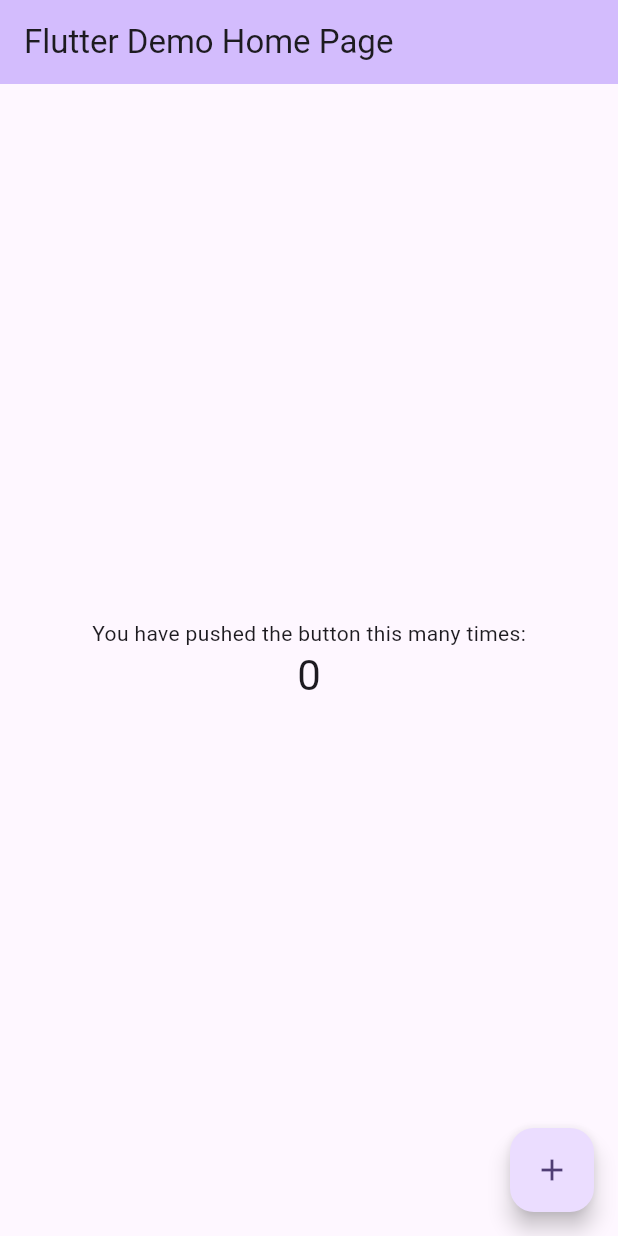
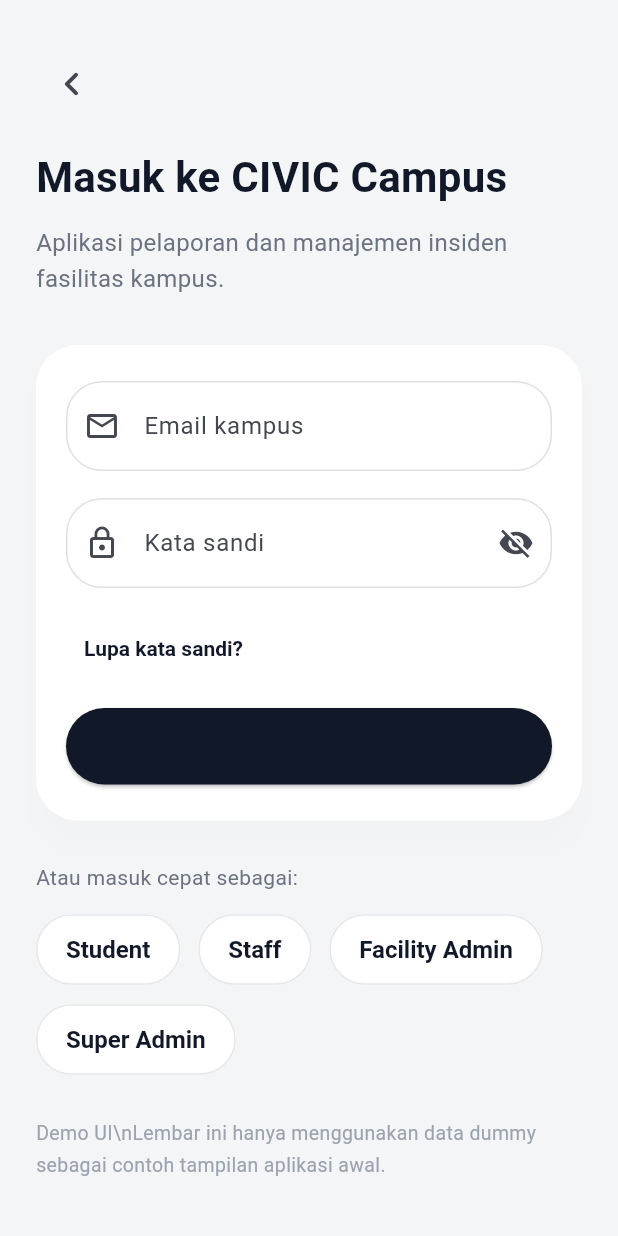
Before and after one commit to Nyot-Nyot/civic_campus, a Flutter app: the screen it shows after launch, on a phone screen of 412 x 824 dp. Run offline on Flutter 3.47's test engine with Material 3 defaults, Android fonts, the phone set to English and light mode, and no system bars.

Commit message:
Implement initial app structure with splash and login screens

```diff
--- /dev/null
+++ b/lib/app.dart
@@ -0,0 +1,23 @@
+import 'package:flutter/material.dart';
+
+import 'screens/login_screen.dart';
+import 'screens/splash_screen.dart';
+import 'theme/app_theme.dart';
+
+class CivicCampusApp extends StatelessWidget {
+  const CivicCampusApp({super.key});
+
+  @override
+  Widget build(BuildContext context) {
+    return MaterialApp(
+      title: 'CIVIC Campus',
+      debugShowCheckedModeBanner: false,
+      theme: CivicCampusTheme.themeData,
+      initialRoute: SplashScreen.routeName,
+      routes: {
+        SplashScreen.routeName: (context) => const SplashScreen(),
+        LoginScreen.routeName: (context) => const LoginScreen(),
+      },
+    );
+  }
+}
--- a/lib/main.dart
+++ b/lib/main.dart
@@ -1,122 +1,6 @@
+import 'package:civic_campus/app.dart';
 import 'package:flutter/material.dart';
 
 void main() {
-  runApp(const MyApp());
+  runApp(const CivicCampusApp());
 }
-
-class MyApp extends StatelessWidget {
-  const MyApp({super.key});
-
-  // This widget is the root of your application.
-  @override
-  Widget build(BuildContext context) {
-    return MaterialApp(
-      title: 'Flutter Demo',
-      theme: ThemeData(
-        // This is the theme of your application.
-        //
-        // TRY THIS: Try running your application with "flutter run". You'll see
-        // the application has a purple toolbar. Then, without quitting the app,
-        // try changing the seedColor in the colorScheme below to Colors.green
-        // and then invoke "hot reload" (save your changes or press the "hot
-        // reload" button in a Flutter-supported IDE, or press "r" if you used
-        // the command line to start the app).
-        //
-        // Notice that the counter didn't reset back to zero; the application
-        // state is not lost during the reload. To reset the state, use hot
-        // restart instead.
-        //
-        // This works for code too, not just values: Most code changes can be
-        // tested with just a hot reload.
-        colorScheme: .fromSeed(seedColor: Colors.deepPurple),
-      ),
-      home: const MyHomePage(title: 'Flutter Demo Home Page'),
-    );
-  }
-}
-
-class MyHomePage extends StatefulWidget {
-  const MyHomePage({super.key, required this.title});
-
-  // This widget is the home page of your application. It is stateful, meaning
-  // that it has a State object (defined below) that contains fields that affect
-  // how it looks.
-
-  // This class is the configuration for the state. It holds the values (in this
-  // case the title) provided by the parent (in this case the App widget) and
-  // used by the build method of the State. Fields in a Widget subclass are
-  // always marked "final".
-
-  final String title;
-
-  @override
-  State<MyHomePage> createState() => _MyHomePageState();
-}
-
-class _MyHomePageState extends State<MyHomePage> {
-  int _counter = 0;
-
-  void _incrementCounter() {
-    setState(() {
-      // This call to setState tells the Flutter framework that something has
-      // changed in this State, which causes it to rerun the build method below
-      // so that the display can reflect the updated values. If we changed
-      // _counter without calling setState(), then the build method would not be
-      // called again, and so nothing would appear to happen.
-      _counter++;
-    });
-  }
-
-  @override
-  Widget build(BuildContext context) {
-    // This method is rerun every time setState is called, for instance as done
-    // by the _incrementCounter method above.
-    //
-    // The Flutter framework has been optimized to make rerunning build methods
-    // fast, so that you can just rebuild anything that needs updating rather
-    // than having to individually change instances of widgets.
-    return Scaffold(
-      appBar: AppBar(
-        // TRY THIS: Try changing the color here to a specific color (to
-        // Colors.amber, perhaps?) and trigger a hot reload to see the AppBar
-        // change color while the other colors stay the same.
-        backgroundColor: Theme.of(context).colorScheme.inversePrimary,
-        // Here we take the value from the MyHomePage object that was created by
-        // the App.build method, and use it to set our appbar title.
-        title: Text(widget.title),
-      ),
-      body: Center(
-        // Center is a layout widget. It takes a single child and positions it
-        // in the middle of the parent.
-        child: Column(
-          // Column is also a layout widget. It takes a list of children and
-          // arranges them vertically. By default, it sizes itself to fit its
-          // children horizontally, and tries to be as tall as its parent.
-          //
-          // Column has various properties to control how it sizes itself and
-          // how it positions its children. Here we use mainAxisAlignment to
-          // center the children vertically; the main axis here is the vertical
-          // axis because Columns are vertical (the cross axis would be
-          // horizontal).
-          //
-          // TRY THIS: Invoke "debug painting" (choose the "Toggle Debug Paint"
-          // action in the IDE, or press "p" in the console), to see the
-          // wireframe for each widget.
-          mainAxisAlignment: .center,
-          children: [
-            const Text('You have pushed the button this many times:'),
-            Text(
-              '$_counter',
-              style: Theme.of(context).textTheme.headlineMedium,
-            ),
-          ],
-        ),
-      ),
-      floatingActionButton: FloatingActionButton(
-        onPressed: _incrementCounter,
-        tooltip: 'Increment',
-        child: const Icon(Icons.add),
-      ),
-    );
-  }
-}
--- /dev/null
+++ b/lib/screens/login_screen.dart
@@ -0,0 +1,219 @@
+import 'package:civic_campus/theme/app_theme.dart';
+import 'package:flutter/foundation.dart';
+import 'package:flutter/material.dart';
+
+// Enable only when actively debugging login UI locally.
+// Keep false for normal development and production builds.
+const bool kEnableDeveloperAutofill = false;
+
+class LoginScreen extends StatefulWidget {
+  static const routeName = '/login';
+
+  const LoginScreen({super.key});
+
+  @override
+  State<LoginScreen> createState() => _LoginScreenState();
+}
+
+class _LoginScreenState extends State<LoginScreen> {
+  final _formKey = GlobalKey<FormState>();
+  final _emailController = TextEditingController();
+  final _passwordController = TextEditingController();
+  bool _isPasswordVisible = false;
+
+  @override
+  void initState() {
+    super.initState();
+    if (kDebugMode && kEnableDeveloperAutofill) {
+      _emailController.text = 'developer@example.com';
+      _passwordController.text = 'password123';
+    }
+  }
+
+  @override
+  void dispose() {
+    _emailController.dispose();
+    _passwordController.dispose();
+    super.dispose();
+  }
+
+  void _onLoginPressed() {
+    if (_formKey.currentState?.validate() ?? false) {
+      ScaffoldMessenger.of(context).showSnackBar(
+        const SnackBar(
+          content: Text('Login berhasil — ini mockup UI dummy saja.'),
+        ),
+      );
+    }
+  }
+
+  @override
+  Widget build(BuildContext context) {
+    return Scaffold(
+      body: SafeArea(
+        child: SingleChildScrollView(
+          padding: const EdgeInsets.symmetric(horizontal: 24, vertical: 32),
+          child: Column(
+            crossAxisAlignment: CrossAxisAlignment.start,
+            children: [
+              IconButton(
+                onPressed: () => Navigator.of(context).maybePop(),
+                icon: const Icon(Icons.chevron_left_rounded, size: 32),
+                tooltip: 'Kembali',
+              ),
+              const SizedBox(height: 18),
+              const Text(
+                'Masuk ke CIVIC Campus',
+                style: TextStyle(
+                  fontSize: 28,
+                  fontWeight: FontWeight.bold,
+                  letterSpacing: 0.2,
+                ),
+              ),
+              const SizedBox(height: 12),
+              const Text(
+                'Aplikasi pelaporan dan manajemen insiden fasilitas kampus.',
+                style: TextStyle(
+                  color: Color(0xFF6B7280),
+                  fontSize: 16,
+                  height: 1.5,
+                ),
+              ),
+              const SizedBox(height: 32),
+              Card(
+                margin: EdgeInsets.zero,
+                child: Padding(
+                  padding: const EdgeInsets.symmetric(
+                    horizontal: 20,
+                    vertical: 24,
+                  ),
+                  child: Form(
+                    key: _formKey,
+                    child: Column(
+                      crossAxisAlignment: CrossAxisAlignment.stretch,
+                      children: [
+                        TextFormField(
+                          controller: _emailController,
+                          keyboardType: TextInputType.emailAddress,
+                          decoration: const InputDecoration(
+                            labelText: 'Email kampus',
+                            hintText: 'nama@campus.id',
+                            prefixIcon: Icon(Icons.email_outlined),
+                          ),
+                          validator: (value) {
+                            if (value == null || value.trim().isEmpty) {
+                              return 'Email wajib diisi';
+                            }
+                            if (!value.contains('@')) {
+                              return 'Masukkan email yang valid';
+                            }
+                            return null;
+                          },
+                        ),
+                        const SizedBox(height: 18),
+                        TextFormField(
+                          controller: _passwordController,
+                          obscureText: !_isPasswordVisible,
+                          decoration: InputDecoration(
+                            labelText: 'Kata sandi',
+                            prefixIcon: const Icon(Icons.lock_outline),
+                            suffixIcon: IconButton(
+                              icon: Icon(
+                                _isPasswordVisible
+                                    ? Icons.visibility
+                                    : Icons.visibility_off,
+                              ),
+                              onPressed: () {
+                                setState(() {
+                                  _isPasswordVisible = !_isPasswordVisible;
+                                });
+                              },
+                            ),
+                          ),
+                          validator: (value) {
+                            if (value == null || value.trim().isEmpty) {
+                              return 'Kata sandi wajib diisi';
+                            }
+                            if (value.trim().length < 6) {
+                              return 'Minimal 6 karakter';
+                            }
+                            return null;
+                          },
+                        ),
+                        const SizedBox(height: 16),
+                        TextButton(
+                          onPressed: () {
+                            ScaffoldMessenger.of(context).showSnackBar(
+                              const SnackBar(
+                                content: Text(
+                                  'Fitur lupa kata sandi belum tersedia.',
+                                ),
+                              ),
+                            );
+                          },
+                          child: const Align(
+                            alignment: Alignment.centerLeft,
+                            child: Text('Lupa kata sandi?'),
+                          ),
+                        ),
+                        const SizedBox(height: 16),
+                        ElevatedButton(
+                          onPressed: _onLoginPressed,
+                          child: const Text('Masuk'),
+                        ),
+                      ],
+                    ),
+                  ),
+                ),
+              ),
+              const SizedBox(height: 28),
+              const Text(
+                'Atau masuk cepat sebagai:',
+                style: TextStyle(fontSize: 14, color: Color(0xFF6B7280)),
+              ),
+              const SizedBox(height: 14),
+              Wrap(
+                spacing: 12,
+                runSpacing: 12,
+                children: const [
+                  _RoleButton(label: 'Student'),
+                  _RoleButton(label: 'Staff'),
+                  _RoleButton(label: 'Facility Admin'),
+                  _RoleButton(label: 'Super Admin'),
+                ],
+              ),
+              const SizedBox(height: 28),
+              const Text(
+                'Demo UI\\nLembar ini hanya menggunakan data dummy sebagai contoh tampilan aplikasi awal.',
+                style: TextStyle(
+                  color: Color(0xFF9CA3AF),
+                  fontSize: 13,
+                  height: 1.6,
+                ),
+              ),
+            ],
+          ),
+        ),
+      ),
+    );
+  }
+}
+
+class _RoleButton extends StatelessWidget {
+  final String label;
+
+  const _RoleButton({required this.label});
+
+  @override
+  Widget build(BuildContext context) {
+    return ElevatedButton(
+      style: CivicCampusTheme.roleButtonStyle,
+      onPressed: () {
+        ScaffoldMessenger.of(context).showSnackBar(
+          SnackBar(content: Text('Login cepat $label — mockup dummy.')),
+        );
+      },
+      child: Text(label),
+    );
+  }
+}
--- /dev/null
+++ b/lib/theme/app_theme.dart
@@ -0,0 +1,76 @@
+import 'package:flutter/material.dart';
+
+class CivicCampusTheme {
+  static final ButtonStyle roleButtonStyle = ElevatedButton.styleFrom(
+    backgroundColor: const Color(0xFFFFFFFF),
+    foregroundColor: const Color(0xFF111827),
+    elevation: 0,
+    side: const BorderSide(color: Color(0xFFE5E7EB)),
+    shape: RoundedRectangleBorder(borderRadius: BorderRadius.circular(24)),
+    padding: const EdgeInsets.symmetric(horizontal: 20, vertical: 14),
+  );
+
+  static ThemeData get themeData {
+    const primaryColor = Color(0xFF111827);
+    const secondaryColor = Color(0xFF3B82F6);
+    const backgroundColor = Color(0xFFF4F5F7);
+
+    return ThemeData(
+      useMaterial3: true,
+      colorScheme: ColorScheme.fromSeed(
+        seedColor: primaryColor,
+        brightness: Brightness.light,
+        primary: primaryColor,
+        onPrimary: Colors.white,
+        secondary: secondaryColor,
+        onSecondary: Colors.white,
+        surface: Colors.white,
+        onSurface: Color(0xFF111827),
+      ),
+      scaffoldBackgroundColor: backgroundColor,
+      inputDecorationTheme: InputDecorationTheme(
+        filled: true,
+        fillColor: Colors.white,
+        floatingLabelBehavior: FloatingLabelBehavior.auto,
+        contentPadding: const EdgeInsets.symmetric(
+          horizontal: 20,
+          vertical: 18,
+        ),
+        border: OutlineInputBorder(
+          borderRadius: BorderRadius.circular(24),
+          borderSide: BorderSide(color: Colors.grey.shade300),
+        ),
+        enabledBorder: OutlineInputBorder(
+          borderRadius: BorderRadius.circular(24),
+          borderSide: BorderSide(color: Colors.grey.shade300),
+        ),
+        focusedBorder: OutlineInputBorder(
+          borderRadius: BorderRadius.circular(24),
+          borderSide: const BorderSide(color: secondaryColor, width: 2),
+        ),
+      ),
+      elevatedButtonTheme: ElevatedButtonThemeData(
+        style: ElevatedButton.styleFrom(
+          backgroundColor: primaryColor,
+          shape: RoundedRectangleBorder(
+            borderRadius: BorderRadius.circular(28),
+          ),
+          padding: const EdgeInsets.symmetric(vertical: 16),
+          textStyle: const TextStyle(fontWeight: FontWeight.w600, fontSize: 16),
+        ),
+      ),
+      textButtonTheme: TextButtonThemeData(
+        style: TextButton.styleFrom(
+          foregroundColor: primaryColor,
+          textStyle: const TextStyle(fontWeight: FontWeight.w600),
+        ),
+      ),
+      cardTheme: CardThemeData(
+        color: Colors.white,
+        elevation: 8,
+        shadowColor: const Color.fromRGBO(0, 0, 0, 0.06),
+        shape: RoundedRectangleBorder(borderRadius: BorderRadius.circular(28)),
+      ),
+    );
+  }
+}
```
Also changed, not shown: lib/screens/splash_screen.dart (added, +106 -0 lines), 1 other file.
